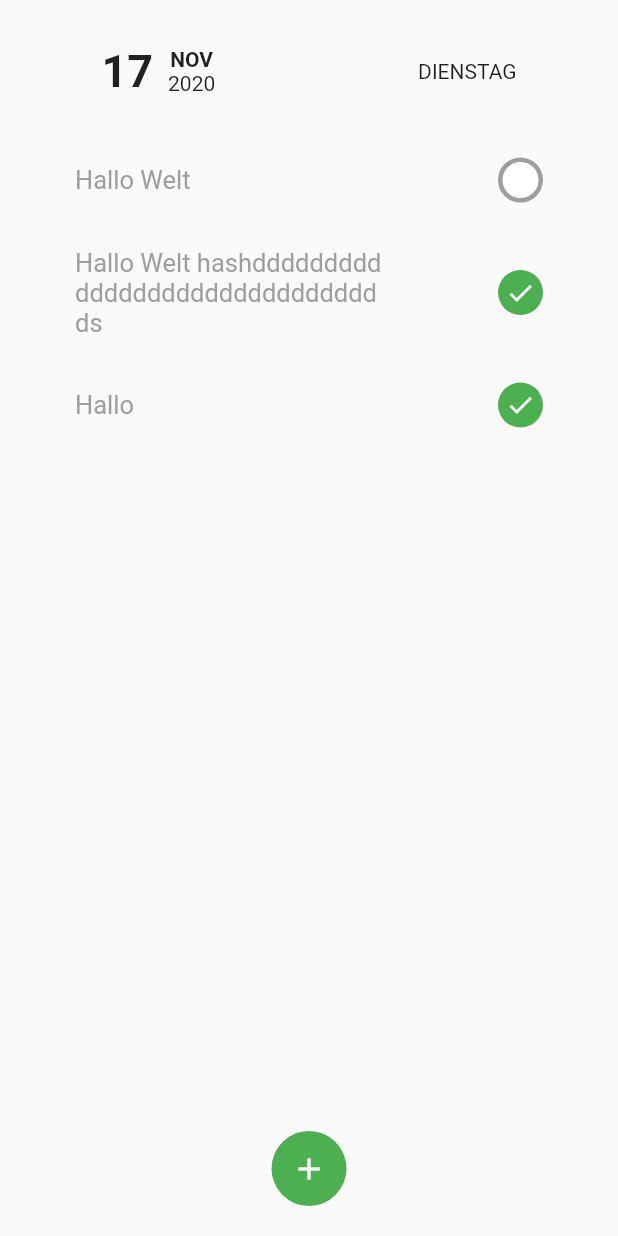
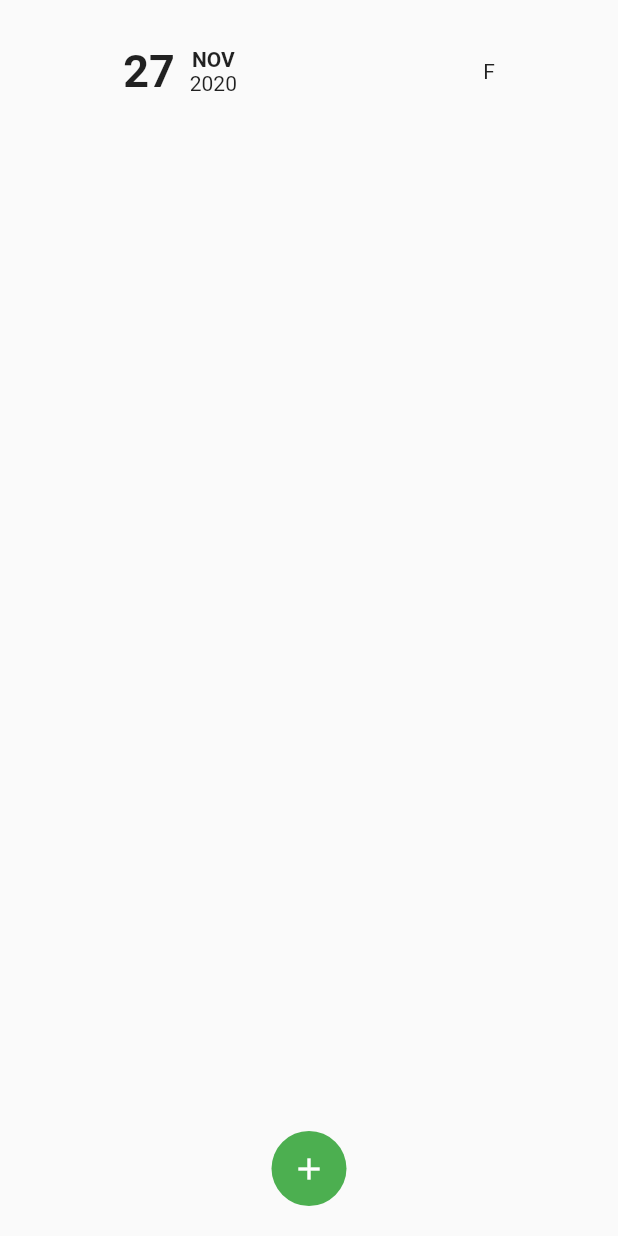
Before and after one commit to Tutorialwork/ToDo-App, a Flutter app: the screen it shows after launch, on a phone screen of 412 x 824 dp. Run offline on Flutter 3.47's test engine with Material 2 defaults, Android fonts, the phone set to English and light mode, and no system bars; our stand-ins replace shared_preferences.

```diff
--- a/lib/addtodo.dart
+++ /dev/null
@@ -1,24 +0,0 @@
-import 'package:flutter/material.dart';
-
-class AddTodo extends StatelessWidget {
-  @override
-  Widget build(BuildContext context) {
-    return Padding(
-      padding: EdgeInsets.all(20),
-      child: Row(
-        mainAxisAlignment: MainAxisAlignment.center,
-        children: [
-          Container(
-            width: 50,
-            height: 50,
-            decoration: BoxDecoration(
-                shape: BoxShape.circle,
-                color: Colors.green
-            ),
-            child: Icon(Icons.add, color: Colors.white,),
-          )
-        ],
-      ),
-    );
-  }
-}
--- a/lib/main.dart
+++ b/lib/main.dart
@@ -1,11 +1,12 @@
+import 'dart:convert';
+
 import 'package:flutter/material.dart';
-import 'package:todo_app/addtodo.dart';
-import 'package:todo_app/checkbox.dart';
+import 'package:shared_preferences/shared_preferences.dart';
 import 'package:todo_app/navbar.dart';
 import 'package:todo_app/todo.dart';
 
 void main(){
-  runApp(HomePage());
+  runApp(MaterialApp(home: HomePage(),));
 }
 
 class HomePage extends StatefulWidget {
@@ -14,25 +15,119 @@ class HomePage extends StatefulWidget {
 }
 
 class _HomePageState extends State<HomePage> {
+
+  Map<String, dynamic> todo = {};
+  TextEditingController _controller = new TextEditingController();
+
+  @override
+  void initState() {
+    _loadData();
+  }
+
+  _loadData() async {
+    SharedPreferences storage = await SharedPreferences.getInstance();
+
+    if (storage.getString('todo') != null) {
+      todo = jsonDecode(storage.getString('todo'));
+    }
+  }
+
   @override
   Widget build(BuildContext context) {
     return MaterialApp(
       home: SafeArea(
         child: Scaffold(
-          bottomNavigationBar: AddTodo(),
+          bottomNavigationBar: InkWell(
+            onTap: () {
+              showDialog(
+                context: context,
+                builder: (_) {
+                  return AlertDialog(
+                    content: TextFormField(
+                      controller: _controller,
+                      decoration: InputDecoration(
+                        hintText: 'Todo'
+                      ),
+                    ),
+                    actions: [
+                      FlatButton(
+                        child: Text('Speichern'),
+                        onPressed: () {
+                          Navigator.pop(context);
+                          _addTodo();
+                        },
+                      )
+                    ],
+                  );
+                }
+              );
+            },
+            child: Padding(
+              padding: EdgeInsets.all(20),
+              child: Row(
+                mainAxisAlignment: MainAxisAlignment.center,
+                children: [
+                  Container(
+                    width: 50,
+                    height: 50,
+                    decoration: BoxDecoration(
+                        shape: BoxShape.circle,
+                        color: Colors.green
+                    ),
+                    child: Icon(Icons.add, color: Colors.white,),
+                  )
+                ],
+              ),
+            ),
+          ),
           body: Column(
             children: [
               Navbar(),
               SizedBox(height: 30,),
-              TodoItem(name: "Hallo Welt", isActive: false),
-              SizedBox(height: 10,),
-              TodoItem(name: "Hallo Welt hashddddddddddddddddddddddddddddddds", isActive: true),
-              SizedBox(height: 10,),
-              TodoItem(name: "Hallo", isActive: true),
+              Expanded(
+                child: ListView.builder(
+                  itemCount: todo.length,
+                  itemBuilder: (context, i) {
+                    return Dismissible(
+                      key: Key('item'+i.toString()),
+                      onDismissed: (direction) {
+                        todo.remove(todo.keys.elementAt(i));
+                        _save();
+                      },
+                      child: InkWell(
+                        onTap: () {
+                          setState(() {
+                            todo[todo.keys.elementAt(i)] = !todo[todo.keys.elementAt(i)];
+                          });
+                          _save();
+                        },
+                        child: TodoItem(name: todo.keys.elementAt(i), isActive: todo.values.elementAt(i)),
+                      ),
+                    );
+                  },
+                ),
+              )
             ],
           )
         ),
       ),
     );
   }
+
+  _addTodo() async {
+    SharedPreferences storage = await SharedPreferences.getInstance();
+
+    if (_controller.text.length > 0) {
+      setState(() {
+        todo.putIfAbsent(_controller.text, () => false);
+        storage.setString('todo', jsonEncode(todo));
+      });
+    }
+  }
+
+  _save() async {
+    SharedPreferences storage = await SharedPreferences.getInstance();
+
+    storage.setString('todo', jsonEncode(todo));
+  }
 }
--- a/lib/navbar.dart
+++ b/lib/navbar.dart
@@ -1,4 +1,5 @@
 import 'package:flutter/cupertino.dart';
+import 'package:intl/intl.dart';
 
 class Navbar extends StatelessWidget {
   @override
@@ -11,17 +12,17 @@ class Navbar extends StatelessWidget {
           children: [
             Row(
               children: [
-                Text('17', style: TextStyle(fontSize: 30, fontWeight: FontWeight.bold),),
+                Text(DateFormat('d').format(DateTime.now()), style: TextStyle(fontSize: 30, fontWeight: FontWeight.bold),),
                 SizedBox(width: 10,),
                 Column(
                   children: [
-                    Text('NOV', style: TextStyle(fontWeight: FontWeight.bold),),
-                    Text('2020')
+                    Text(DateFormat('MMM').format(DateTime.now()).toUpperCase(), style: TextStyle(fontWeight: FontWeight.bold),),
+                    Text(DateFormat('y').format(DateTime.now()))
                   ],
                 ),
               ],
             ),
-            Text('DIENSTAG')
+            Text(DateFormat('EEEEE').format(DateTime.now()).toUpperCase())
           ],
         ),
       ],
--- a/pubspec.yaml
+++ b/pubspec.yaml
@@ -21,6 +21,9 @@ environment:
   sdk: ">=2.7.0 <3.0.0"
 
 dependencies:
+  shared_preferences: ^0.5.12+4
+  intl: ^0.16.1
+
   flutter:
     sdk: flutter
 
```
Also changed, not shown: pubspec.lock.
